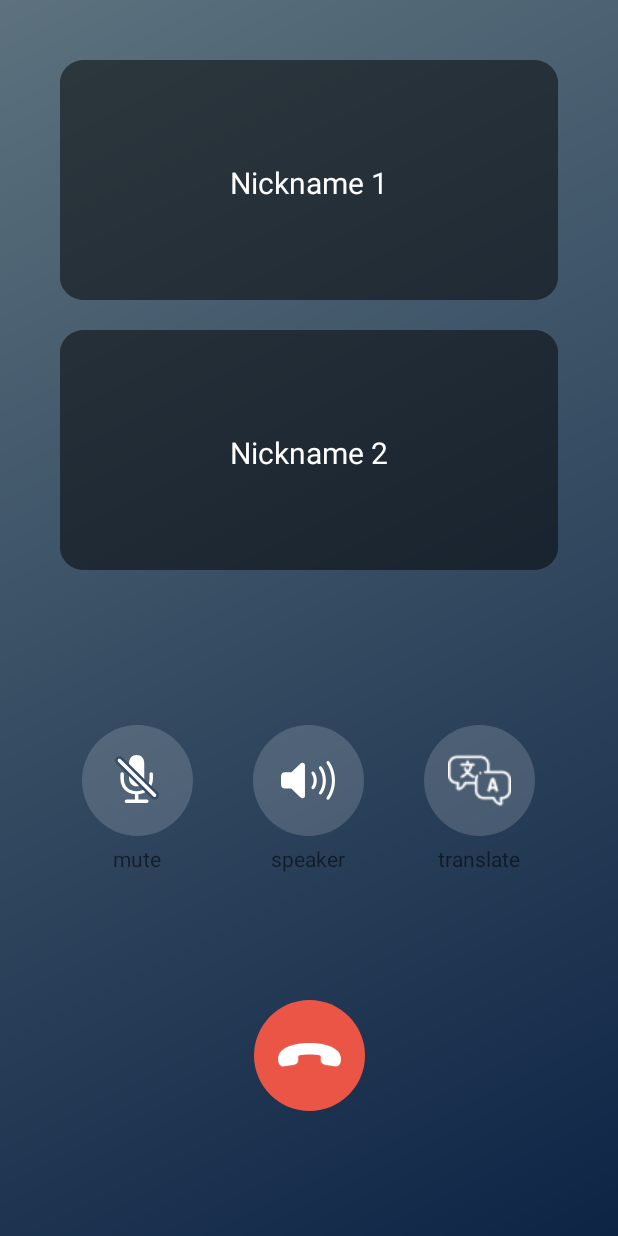
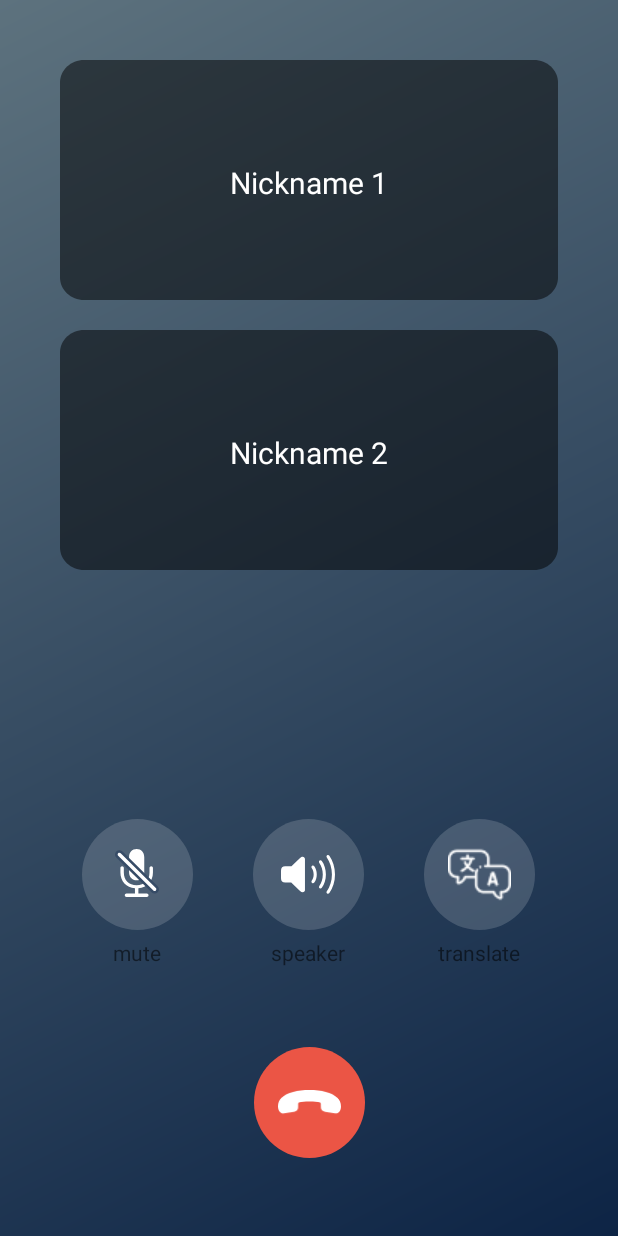
Before and after one commit to tukcomCD2024/4K, an Android app: the Calling screen opened directly, with no data from a screen before it, on a phone screen of 412 x 824 dp. Run offline under Robolectric (Android 15) with nearby library versions, the phone set to English and light mode, and no system bars.

Commit message:
Update activity_calling.xml

```diff
--- a/app/src/main/res/layout/activity_calling.xml
+++ b/app/src/main/res/layout/activity_calling.xml
@@ -10,12 +10,13 @@
     <RelativeLayout
         android:id="@+id/calling_people_container"
         android:layout_width="match_parent"
-        android:layout_height="400dp"
+        android:layout_height="0dp"
         android:layout_marginTop="0dp"
         android:background="@android:color/transparent"
         app:layout_constraintEnd_toEndOf="parent"
         app:layout_constraintStart_toStartOf="parent"
-        app:layout_constraintTop_toTopOf="parent">
+        app:layout_constraintTop_toTopOf="parent"
+        app:layout_constraintHeight_percent="0.6">
 
         <RelativeLayout
             android:id="@+id/calling_people1"
```
